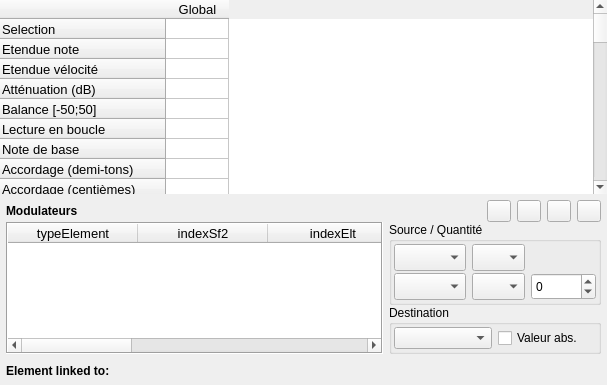
This is sources/editor/pageinst.ui in davy7125/polyphone as Qt 5 draws it before an edit. The edited form follows.
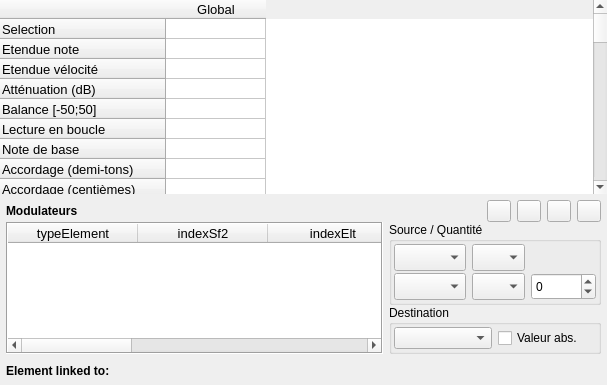
This is the edited form. Icons and pictures are not drawn. Custom widgets are drawn as their Qt base class.

Commit message:
Possibility to mute sections (fix #23)
Right click on a section header => a menu appears with
 * mute (checkbox)
 * unmute everything

The edit to the form file:
```diff
--- a/sources/editor/pageinst.ui
+++ b/sources/editor/pageinst.ui
@@ -94,9 +94,6 @@
          <property name="columnCount">
           <number>1</number>
          </property>
-         <attribute name="horizontalHeaderDefaultSectionSize">
-          <number>63</number>
-         </attribute>
          <attribute name="horizontalHeaderMinimumSectionSize">
           <number>18</number>
          </attribute>
```
The commit also changes 14 other files.
